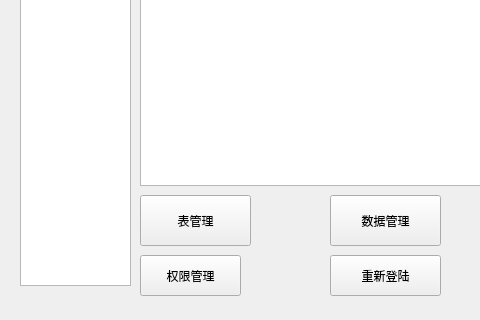
Old version of the form mainwindow.ui in the repository jy-080610/DBMS; both pictures show x 0 to 480 and y 225 to 545 of the 719 by 545 pixel window.
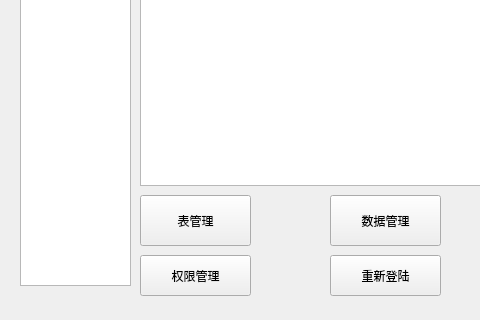
New version of the form.

What changed in the file:
```diff
--- a/mainwindow.ui
+++ b/mainwindow.ui
@@ -222,7 +222,7 @@
      <rect>
       <x>140</x>
       <y>460</y>
-      <width>101</width>
+      <width>111</width>
       <height>41</height>
      </rect>
     </property>
```
